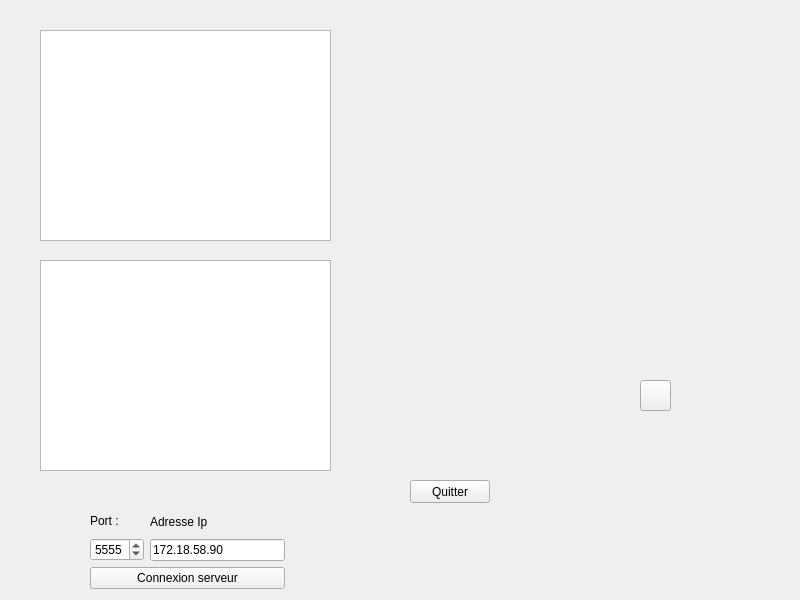
Above: FarmLand/fenetrejeu.ui from molivier1/Challenge_Noel before the change. Below: the same form after it.
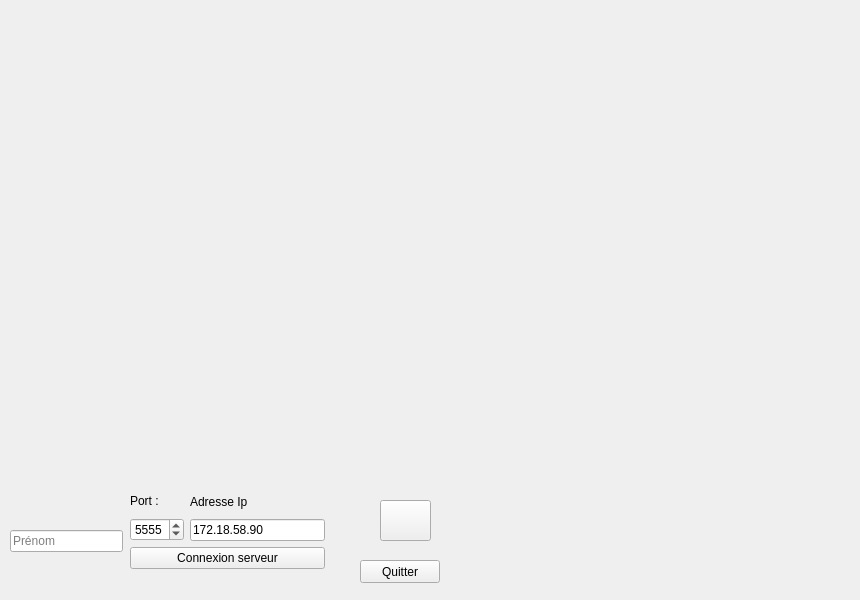
That is the form after the change.

The edit to the form file:
```diff
--- a/FarmLand/fenetrejeu.ui
+++ b/FarmLand/fenetrejeu.ui
@@ -6,51 +6,43 @@
    <rect>
     <x>0</x>
     <y>0</y>
-    <width>800</width>
+    <width>860</width>
     <height>600</height>
    </rect>
   </property>
+  <property name="minimumSize">
+   <size>
+    <width>860</width>
+    <height>600</height>
+   </size>
+  </property>
+  <property name="maximumSize">
+   <size>
+    <width>860</width>
+    <height>600</height>
+   </size>
+  </property>
   <property name="windowTitle">
    <string>FenetreJeu</string>
   </property>
   <widget class="QPushButton" name="pushButtonNouvelleZone">
    <property name="geometry">
     <rect>
-     <x>640</x>
-     <y>380</y>
-     <width>31</width>
-     <height>31</height>
+     <x>380</x>
+     <y>500</y>
+     <width>51</width>
+     <height>41</height>
     </rect>
    </property>
    <property name="text">
     <string/>
    </property>
   </widget>
-  <widget class="QGraphicsView" name="graphicsView">
-   <property name="geometry">
-    <rect>
-     <x>40</x>
-     <y>30</y>
-     <width>291</width>
-     <height>211</height>
-    </rect>
-   </property>
-  </widget>
-  <widget class="QGraphicsView" name="graphicsView_2">
-   <property name="geometry">
-    <rect>
-     <x>40</x>
-     <y>260</y>
-     <width>291</width>
-     <height>211</height>
-    </rect>
-   </property>
-  </widget>
   <widget class="QPushButton" name="pushButton_2">
    <property name="geometry">
     <rect>
-     <x>410</x>
-     <y>480</y>
+     <x>360</x>
+     <y>560</y>
      <width>80</width>
      <height>23</height>
     </rect>
@@ -62,8 +54,8 @@
   <widget class="QLabel" name="labelNouvelleZone">
    <property name="geometry">
     <rect>
-     <x>400</x>
-     <y>410</y>
+     <x>450</x>
+     <y>500</y>
      <width>271</width>
      <height>61</height>
     </rect>
@@ -72,11 +64,11 @@
     <string/>
    </property>
   </widget>
-  <widget class="QWidget" name="">
+  <widget class="QWidget" name="layoutWidget">
    <property name="geometry">
     <rect>
-     <x>90</x>
-     <y>510</y>
+     <x>130</x>
+     <y>490</y>
      <width>195</width>
      <height>79</height>
     </rect>
@@ -134,6 +126,19 @@
     </item>
    </layout>
   </widget>
+  <widget class="QLineEdit" name="lineEditPrenom">
+   <property name="geometry">
+    <rect>
+     <x>10</x>
+     <y>530</y>
+     <width>113</width>
+     <height>22</height>
+    </rect>
+   </property>
+   <property name="placeholderText">
+    <string>Prénom</string>
+   </property>
+  </widget>
  </widget>
  <resources/>
  <connections>
```
